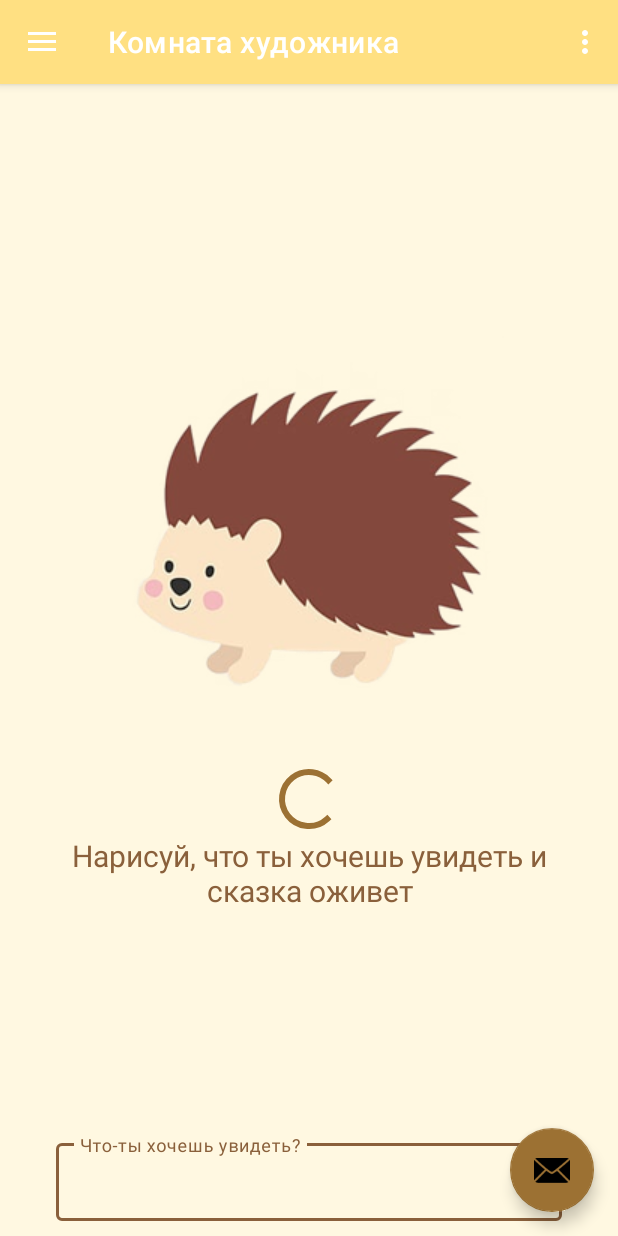
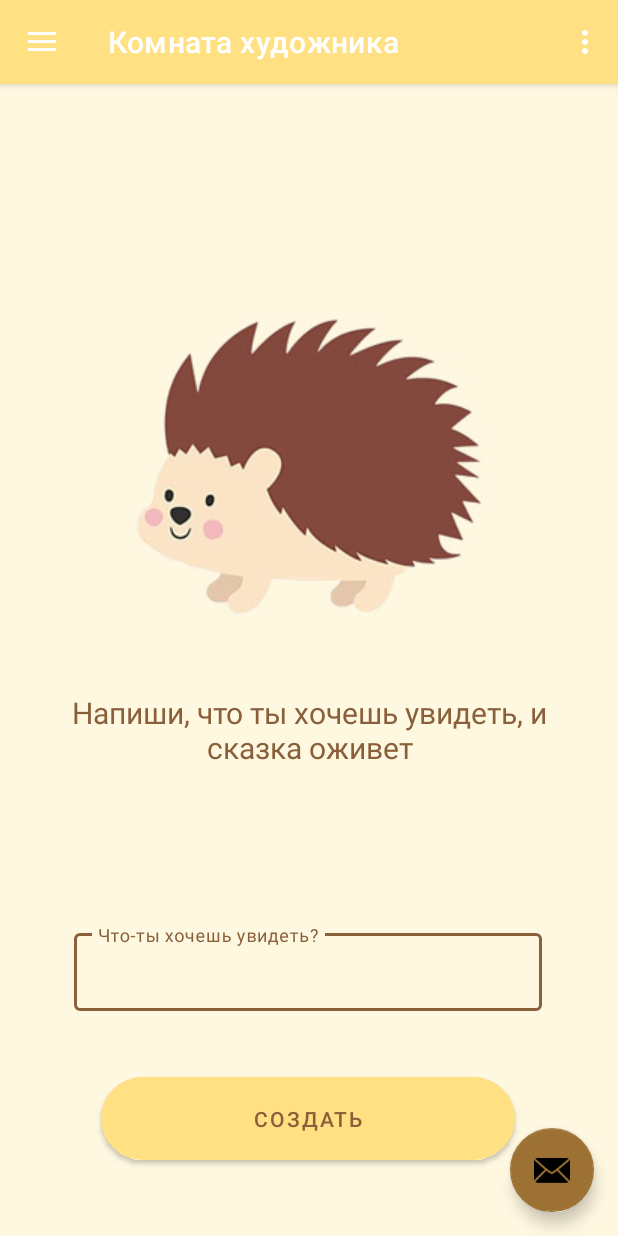
Before and after one commit to sunderrrrr/ChildDalleDrawer, an Android app: the screen it shows after launch (MainActivity), on a phone screen of 412 x 824 dp. Run offline under Robolectric (Android 15) with nearby library versions, the phone set to English and light mode, and no system bars; our stand-ins replace navigation-ui; pictures from the network do not load.

```diff
--- a/app/build.gradle.kts
+++ b/app/build.gradle.kts
@@ -39,6 +39,7 @@ android {
 }
 
 dependencies {
+    implementation("com.github.bumptech.glide:glide:4.12.0")
     implementation("com.squareup.okhttp3:okhttp:4.10.0")
     implementation("com.yandex.android:mobileads:6.4.0")
     implementation("androidx.core:core-ktx:1.12.0")
@@ -49,6 +50,7 @@ dependencies {
     implementation("androidx.lifecycle:lifecycle-viewmodel-ktx:2.7.0")
     implementation("androidx.navigation:navigation-fragment-ktx:2.7.6")
     implementation("androidx.navigation:navigation-ui-ktx:2.7.6")
+    implementation("androidx.lifecycle:lifecycle-viewmodel-compose:2.7.0")
     testImplementation("junit:junit:4.13.2")
     androidTestImplementation("androidx.test.ext:junit:1.1.5")
     androidTestImplementation("androidx.test.espresso:espresso-core:3.5.1")
--- a/app/src/main/java/com/bkmzdev/childdrawer/MainActivity.kt
+++ b/app/src/main/java/com/bkmzdev/childdrawer/MainActivity.kt
@@ -26,10 +26,7 @@ class MainActivity : AppCompatActivity() {
 
         setSupportActionBar(binding.appBarMain.toolbar)
 
-        binding.appBarMain.fab.setOnClickListener { view ->
-            Snackbar.make(view, "Здесь потом будет инструкция пон", Snackbar.LENGTH_LONG)
-                .setAction("Action", null).show()
-        }
+
         val drawerLayout: DrawerLayout = binding.drawerLayout
         val navView: NavigationView = binding.navView
         val navController = findNavController(R.id.nav_host_fragment_content_main)
--- a/app/src/main/java/com/bkmzdev/childdrawer/ui/home/HomeFragment.kt
+++ b/app/src/main/java/com/bkmzdev/childdrawer/ui/home/HomeFragment.kt
@@ -1,5 +1,6 @@
 package com.bkmzdev.childdrawer.ui.home
 
+import HomeViewModel
 import android.os.Bundle
 import android.util.Log
 import android.view.LayoutInflater
@@ -11,10 +12,13 @@ import android.widget.Toast
 import androidx.fragment.app.Fragment
 import androidx.lifecycle.ViewModelProvider
 import com.bkmzdev.childdrawer.databinding.FragmentHomeBinding
+import com.bumptech.glide.Glide
+
 
 class HomeFragment : Fragment() {
 
     private var _binding: FragmentHomeBinding? = null
+    lateinit var homeViewModel: HomeViewModel
 
     // This property is only valid between onCreateView and
     // onDestroyView.
@@ -25,31 +29,34 @@ class HomeFragment : Fragment() {
         container: ViewGroup?,
         savedInstanceState: Bundle?
     ): View {
-        val homeViewModel = ViewModelProvider(this).get(HomeViewModel::class.java)
+        homeViewModel = ViewModelProvider(this)[HomeViewModel::class.java]
 
         _binding = FragmentHomeBinding.inflate(inflater, container, false)
         val root: View = binding.root
-        val prompt_input = binding.promptTE
-        val textView: TextView = binding.textHome
-        val prompt_text = prompt_input.text.toString()
-        prompt_input.setOnEditorActionListener { v, actionId, event ->
-            if(actionId == EditorInfo.IME_ACTION_DONE){
-                if(prompt_text.isNotEmpty()) {
-                    Toast.makeText(context, prompt_text, Toast.LENGTH_SHORT).show()
-                    Log.d("Bkmz7692", "prompt: $prompt_text")
-                    println("PROMPT $prompt_text")
-                }
-                else{
-                    Toast.makeText(context, "Empty prompt", Toast.LENGTH_SHORT).show()
-                }
-            }
-            false
-        }
-
         return root
     }
 
-    override fun onDestroyView() {
+    override fun onViewCreated(view: View, savedInstanceState: Bundle?) {
+        super.onViewCreated(view, savedInstanceState)
+        val button = binding.button
+        val promptTE = binding.promptTE
+        val imageView = binding.imageView
+        button.setOnClickListener(){
+            if(promptTE.text.toString().isNotEmpty()){
+                homeViewModel.fetchImageFromDALL_E_3(promptTE.text.toString()) { imageUrl ->
+                    if (!imageUrl.isNullOrBlank()) {
+                        activity?.runOnUiThread {
+                            Glide.with(this)
+                                .load(imageUrl)
+                                .into(imageView)
+                        }
+                    }
+                }
+            }
+        }
+    }
+
+        override fun onDestroyView() {
         super.onDestroyView()
         _binding = null
     }
--- a/app/src/main/java/com/bkmzdev/childdrawer/ui/home/HomeViewModel.kt
+++ b/app/src/main/java/com/bkmzdev/childdrawer/ui/home/HomeViewModel.kt
@@ -1,11 +1,12 @@
-package com.bkmzdev.childdrawer.ui.home
-
-import androidx.lifecycle.LiveData
-import androidx.lifecycle.MutableLiveData
+import android.util.Log
 import androidx.lifecycle.ViewModel
+import okhttp3.*
+import okhttp3.MediaType.Companion.toMediaTypeOrNull
 import org.json.JSONObject
+import java.io.IOException
 
 class HomeViewModel : ViewModel() {
+
     fun fetchImageFromDALL_E_3(searchQuery: String, onResponse: (String?) -> Unit) {
         val client = OkHttpClient()
         val url = "https://api.openai.com/v1/engines/davinci/images"
@@ -15,7 +16,7 @@ class HomeViewModel : ViewModel() {
 
         val request = Request.Builder()
             .url(url)
-            .post(RequestBody.create(MediaType.parse("application/json"), jsonBody))
+            .post(RequestBody.create("application/json".toMediaTypeOrNull(), jsonBody))
             .addHeader("Authorization", "Bearer YOUR_API_KEY")  // Замените YOUR_API_KEY на ваш ключ API от OpenAI
             .addHeader("Content-Type", "application/json")
             .build()
@@ -33,5 +34,4 @@ class HomeViewModel : ViewModel() {
             }
         })
     }
-
 }
--- a/app/src/main/res/layout/fragment_home.xml
+++ b/app/src/main/res/layout/fragment_home.xml
@@ -7,29 +7,13 @@
     android:background="@color/activity_bg"
     tools:context=".ui.home.HomeFragment">
 
-    <TextView
-        android:id="@+id/text_home"
-        android:layout_width="match_parent"
-        android:layout_height="wrap_content"
-        android:layout_marginStart="8dp"
-        android:layout_marginTop="8dp"
-        android:layout_marginEnd="8dp"
-        android:textAlignment="center"
-        android:textSize="20sp"
-        android:visibility="gone"
-        app:layout_constraintBottom_toBottomOf="parent"
-        app:layout_constraintEnd_toEndOf="parent"
-        app:layout_constraintStart_toStartOf="parent"
-        app:layout_constraintTop_toTopOf="parent" />
-
     <com.google.android.material.textfield.TextInputLayout
         android:id="@+id/prompt"
         style="@style/Widget.MaterialComponents.TextInputLayout.OutlinedBox"
-        android:layout_width="337dp"
+        android:layout_width="312dp"
         android:layout_height="57dp"
-        android:layout_marginTop="100dp"
-
-        android:layout_marginBottom="10dp"
+        android:layout_marginTop="50dp"
+        android:layout_marginBottom="150dp"
         android:hint="Что-ты хочешь увидеть?"
         android:textColorHint="@color/dark_brown"
         app:boxStrokeColor="@color/dark_brown"
@@ -37,9 +21,11 @@
         app:hintTextColor="@color/dark_brown"
         app:layout_constraintBottom_toBottomOf="parent"
         app:layout_constraintEnd_toEndOf="parent"
+        app:layout_constraintHorizontal_bias="0.494"
         app:layout_constraintStart_toStartOf="parent"
         app:layout_constraintTop_toBottomOf="@+id/imageView"
-        app:layout_constraintVertical_bias="0.893">
+        app:layout_constraintVertical_bias="0.51"
+        tools:ignore="HardcodedText,NotSibling">
 
         <com.google.android.material.textfield.TextInputEditText
             android:id="@+id/prompt_TE"
@@ -68,21 +54,29 @@
             android:src="@drawable/hedgehog"
             android:textAlignment="center" />
 
-        <ProgressBar
-            android:id="@+id/progressBar2"
-            style="?android:attr/progressBarStyle"
-            android:layout_width="match_parent"
-            android:layout_height="wrap_content" />
-
         <TextView
             android:id="@+id/textView3"
             android:layout_width="match_parent"
             android:layout_height="wrap_content"
             android:paddingLeft="10sp"
             android:paddingEnd="10sp"
-            android:text="Нарисуй, что ты хочешь увидеть и сказка оживет"
+            android:text="Напиши, что ты хочешь увидеть, и сказка оживет"
             android:textAlignment="center"
             android:textColor="@color/dark_brown"
             android:textSize="20sp" />
     </LinearLayout>
+
+    <Button
+        android:id="@+id/button"
+        android:layout_width="276dp"
+        android:layout_height="67dp"
+        android:text="создать"
+        android:textColor="@color/dark_brown"
+        app:cornerRadius="40sp"
+        app:layout_constraintBottom_toBottomOf="parent"
+        app:layout_constraintEnd_toEndOf="parent"
+        app:layout_constraintHorizontal_bias="0.496"
+        app:layout_constraintStart_toStartOf="parent"
+        app:layout_constraintTop_toBottomOf="@+id/prompt"
+        app:layout_constraintVertical_bias="0.458" />
 </androidx.constraintlayout.widget.ConstraintLayout>
```
